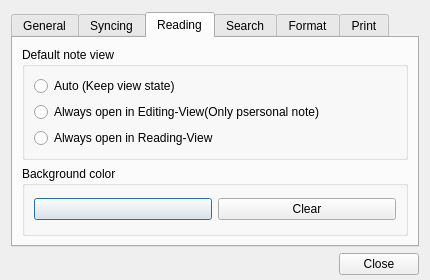
Above: src/ui/wizpreferencedialog.ui from WizTeam/WizQTClient before the change. Below: the same form after it.
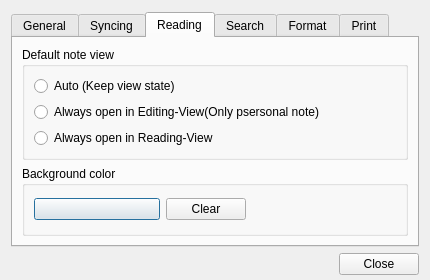
That is the form after the change. The open tabs and pages were chosen to show the change.

The edit to the form file:
```diff
--- a/src/ui/wizpreferencedialog.ui
+++ b/src/ui/wizpreferencedialog.ui
@@ -362,6 +362,12 @@
          <layout class="QHBoxLayout" name="horizontalLayout_4">
           <item>
            <widget class="QPushButton" name="pushButtonBackgroundColor">
+            <property name="minimumSize">
+             <size>
+              <width>126</width>
+              <height>0</height>
+             </size>
+            </property>
             <property name="text">
              <string/>
             </property>
@@ -374,6 +380,19 @@
             </property>
            </widget>
           </item>
+          <item>
+           <spacer name="horizontalSpacer_2">
+            <property name="orientation">
+             <enum>Qt::Horizontal</enum>
+            </property>
+            <property name="sizeHint" stdset="0">
+             <size>
+              <width>40</width>
+              <height>20</height>
+             </size>
+            </property>
+           </spacer>
+          </item>
          </layout>
         </widget>
        </item>
```
